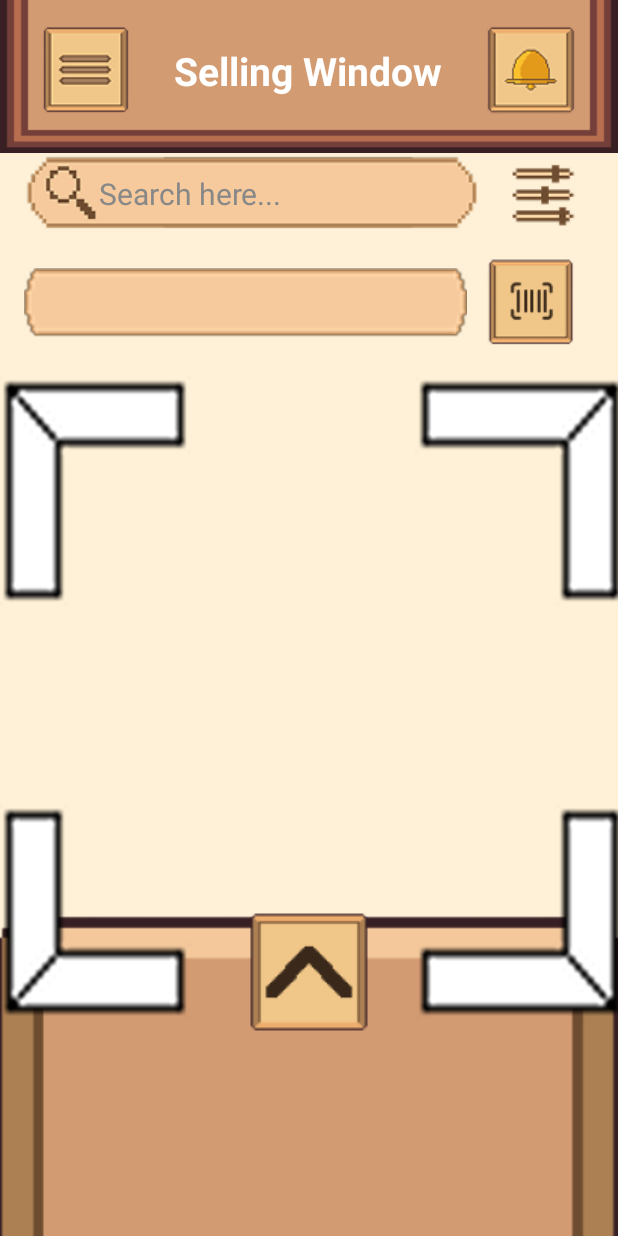
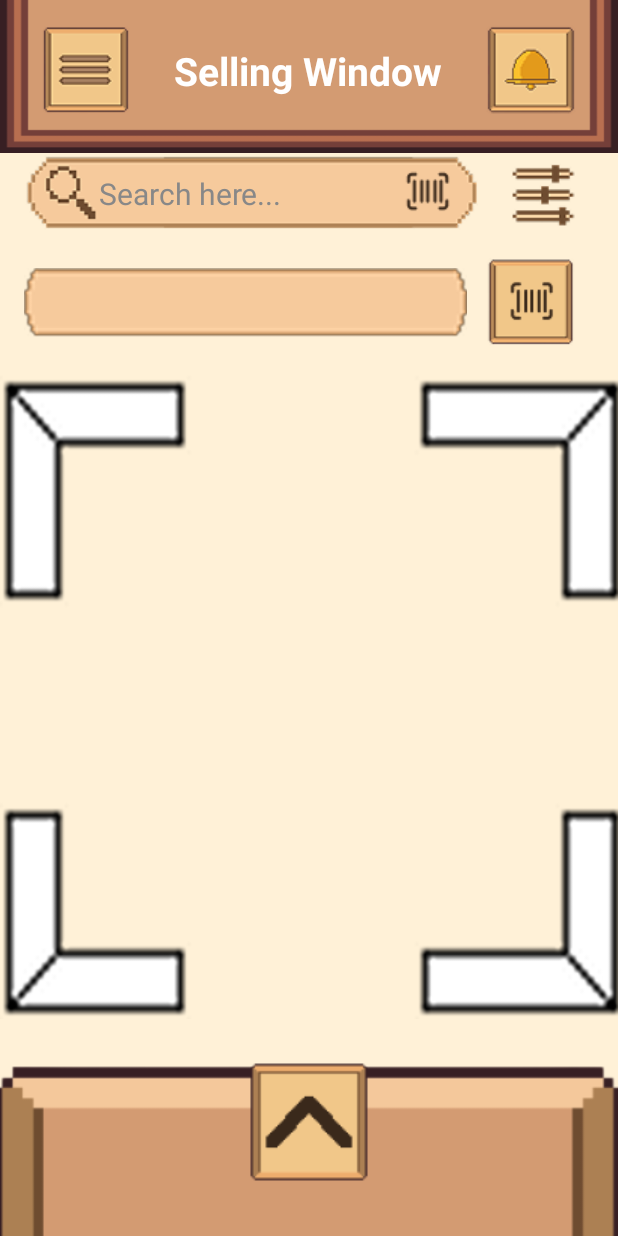
Before and after one commit to Mojojojo-and-Powerpuff-Girls/bentory, an Android app: the SellProduct screen opened directly, with no data from a screen before it, after a tap on "Scan Barcode", on a phone screen of 412 x 824 dp. Run offline under Robolectric (Android 15) with nearby library versions, the phone set to English and light mode, and no system bars; our stand-ins replace Firebase (no records; nobody signed in at launch, a user with empty details on screens opened directly); libraries missing offline, so code that uses them is left out: com.journeyapps.barcodescanner; plain views replace DecoratedBarcodeView; Roboto replaces fonts that are not available here; 6 statements that could not run were skipped.

Commit message:
Scans barcode for product search.

```diff
--- a/app/src/main/java/com/example/bentory_app/activities/AddProduct.java
+++ b/app/src/main/java/com/example/bentory_app/activities/AddProduct.java
@@ -44,7 +44,7 @@ public class AddProduct extends AppCompatActivity {
     private EditText itemName, itemCategory, itemQuantity, itemCostPrice, itemSalePrice, itemSize, itemWeight, itemDescription, scannedCode;
     private ImageButton itemSaveBtn, barcodeButton, backBtn;
     private DecoratedBarcodeView barcodeView;
-    private View targetOverlay;
+    private View targetOverlay, touchBlock;
 
     // Data Types
     private boolean scanned = false;
@@ -77,6 +77,7 @@ public class AddProduct extends AppCompatActivity {
         barcodeButton = findViewById(R.id.barcodeBtn);
         barcodeView = findViewById(R.id.addBarcodeScanner);
         targetOverlay = findViewById(R.id.targetOverlay);
+        touchBlock = findViewById(R.id.touchBlocker);
         backBtn = findViewById(R.id.back_btn);
 
 
@@ -88,6 +89,7 @@ public class AddProduct extends AppCompatActivity {
                     // Hide scanner and show form
                     barcodeView.setVisibility(View.GONE);
                     targetOverlay.setVisibility(View.GONE);
+                    touchBlock.setVisibility(View.GONE);
                     barcodeView.pause(); // stop scanning
                 } else {
                     // Normal back behavior — e.g., finish activity
@@ -111,6 +113,7 @@ public class AddProduct extends AppCompatActivity {
         barcodeButton.setOnClickListener(v -> {
             barcodeView.setVisibility(View.VISIBLE);    // Show barcode camera view.
             targetOverlay.setVisibility(View.VISIBLE);  // Show overlay (like scan target frame).
+            touchBlock.setVisibility(View.VISIBLE);
             barcodeView.resume();                       // Resume scanning if it was paused.
             scanned = false;                            // Reset flag to allow new scan.
         });
@@ -221,6 +224,7 @@ public class AddProduct extends AppCompatActivity {
                 // Hide the scanner view and target overlay after successful scan.
                 barcodeView.setVisibility(View.GONE);
                 targetOverlay.setVisibility(View.GONE);
+                touchBlock.setVisibility(View.GONE);
 
                 // Pause the scanner to prevent further scanning (stops scanning).
                 barcodeView.pause();
--- a/app/src/main/java/com/example/bentory_app/activities/SellProduct.java
+++ b/app/src/main/java/com/example/bentory_app/activities/SellProduct.java
@@ -56,9 +56,9 @@ public class SellProduct extends AppCompatActivity {
     private ToneGenerator toneGen;
     private Vibrator vibrator;
     private DecoratedBarcodeView barcodeView;
-    private View targetOverlay;
+    private View targetOverlay, touchBlock;
     private boolean isScannerActive = false;
-    private ImageButton scanBtn, filterBtn;
+    private ImageButton scanBtn, filterBtn, searchScanBtn;
     private EditText manualCode, searchEditText;
     private RecyclerView recyclerViewSelling;
     private SellingViewModel sellingViewModel;
@@ -86,16 +86,23 @@ public class SellProduct extends AppCompatActivity {
         sellingViewModel = new ViewModelProvider(this).get(SellingViewModel.class);
 
         // FindByViewById
+        searchScanBtn = findViewById(R.id.searchScannerBtn);
         filterBtn = findViewById(R.id.filterBtn); // filter button
         searchEditText = findViewById(R.id.searchView); // search view
         targetOverlay = findViewById(R.id.targetOverlay); // barcode's target size
+        touchBlock = findViewById(R.id.touchBlocker);
         barcodeView = findViewById(R.id.barcodeScanner); // setup barcode
         scanBtn = findViewById(R.id.scannerBtn); // setup barcode
         manualCode = findViewById(R.id.sellingCode); // setup barcode
         recyclerViewSelling = findViewById(R.id.recyclerViewSelling); // Setup RecyclerView for selling products
         recyclerViewSelling.setLayoutManager(new LinearLayoutManager(this));
 
-        // !!!!!!!!!!!!!!!!!!!!!!!!!!!!!!!!!! filter
+        // Search barcode
+        searchScanBtn.setOnClickListener(v -> {
+            scanBarcodeForProductSearch();
+        });
+
+        // Filter A-Z Z-A
         filterBtn.setOnClickListener(v -> {
             PopupMenu popupMenu = new PopupMenu(SellProduct.this, filterBtn);
             popupMenu.getMenuInflater().inflate(R.menu.menu_filter, popupMenu.getMenu());
@@ -116,13 +123,13 @@ public class SellProduct extends AppCompatActivity {
             popupMenu.show();
         });
 
-        // !!!!!!!!!!!!!!!!!!!!!!!!!!!!!!!!!!!1 search
+        // Search button
         productViewModel.getItems().observe(this, itemList -> {
             fullProductList = new ArrayList<>(itemList); // Save full list for filtering
             sellingAdapter.setProductList(itemList); // Set initial full list
         });
 
-        // !!!!!!!!!!!!!!!!!!!!!!!!!!!!!!!!!!!1
+        // Search listener
         searchEditText.addTextChangedListener(new TextWatcher() {
             @Override
             public void beforeTextChanged(CharSequence s, int start, int count, int after) {}
@@ -218,10 +225,12 @@ public class SellProduct extends AppCompatActivity {
             if (isScannerActive) {
                 barcodeView.setVisibility(View.GONE);
                 targetOverlay.setVisibility(View.GONE);
+                touchBlock.setVisibility(View.GONE);
                 barcodeView.pause();
             } else {
                 barcodeView.setVisibility(View.VISIBLE);
                 targetOverlay.setVisibility(View.VISIBLE);
+                touchBlock.setVisibility(View.VISIBLE);
                 barcodeView.resume();
             }
             isScannerActive = !isScannerActive; // Update scanner state flag
@@ -289,7 +298,7 @@ public class SellProduct extends AppCompatActivity {
         });
     }
 
-    // !!!!!!!!!!!!!!!!!!!!!!!!!!!!!!!!!!!!!!!!!!!!!!!!!!!!!
+    // Filter products method
     private void filterProducts(String query) {
         if (fullProductList == null) return;
 
@@ -441,8 +450,7 @@ public class SellProduct extends AppCompatActivity {
         }
     };
 
-
-    // COMMENTTTTTTTTTTTTTTTTTTTTTTTTTTTTTTTTTTTTTTTTTTTTTTTTTTTTTTT
+    // BALIKAN TO!!!!!!!!!!!!!!!!!!!!!!!!
     private void showProductSelectionDialog(String newBarcode) {
         List<ProductModel> products = sellingViewModel.getItems().getValue();
         if (products == null || products.isEmpty()) return;
@@ -480,6 +488,52 @@ public class SellProduct extends AppCompatActivity {
                 .show();
     }
 
+
+    // Scans code for product search method
+    private void scanBarcodeForProductSearch() {
+        barcodeView.setVisibility(View.VISIBLE);
+        targetOverlay.setVisibility(View.VISIBLE);
+        touchBlock.setVisibility(View.VISIBLE);
+        isScannerActive = true;
+
+        barcodeView.resume();
+
+        barcodeView.decodeSingle(new BarcodeCallback() {
+            @Override
+            public void barcodeResult(BarcodeResult result) {
+                String searchScannedCode = result.getText();
+                List<ProductModel> products = sellingViewModel.getItems().getValue();
+
+                if (products != null) {
+                    ProductModel matched = null;
+                    for (ProductModel p : products) {
+                        if (p.getBarcode() != null && p.getBarcode().contains(searchScannedCode)) {
+                            matched = p;
+                            break;
+                        }
+                    }
+
+                    if (matched != null) {
+                        List<ProductModel> filteredList = new ArrayList<>();
+                        filteredList.add(matched);
+                        sellingAdapter.setProductList(filteredList);
+
+                        // Cleanup scanner
+                        barcodeView.pause();
+                        barcodeView.setVisibility(View.GONE);
+                        targetOverlay.setVisibility(View.GONE);
+                        touchBlock.setVisibility(View.GONE);
+                        isScannerActive = false;
+
+                    } else {
+                        Toast.makeText(SellProduct.this, "Product not found", Toast.LENGTH_SHORT).show();
+                    }
+                }
+            }
+        });
+    }
+
+
     @Override
     protected void onResume() {
         super.onResume();
@@ -492,4 +546,5 @@ public class SellProduct extends AppCompatActivity {
         barcodeView.pause();
     }
 
+
 }
--- a/app/src/main/res/layout/activity_sell_product.xml
+++ b/app/src/main/res/layout/activity_sell_product.xml
@@ -101,9 +101,14 @@
         app:layout_constraintStart_toStartOf="parent"
         app:layout_constraintEnd_toEndOf="parent">
 
+        <FrameLayout
+            android:layout_width="0dp"
+            android:layout_height="wrap_content"
+            android:layout_weight="1" >
+
             <EditText
                 android:id="@+id/searchView"
-            android:layout_width="0dp"
+                android:layout_width="match_parent"
                 android:layout_height="wrap_content"
                 android:layout_weight="1"
                 android:hint="Search here..."
@@ -116,6 +121,17 @@
                 android:textCursorDrawable="@drawable/cursor_black"/>
 
             <ImageButton
+                android:id="@+id/searchScannerBtn"
+                android:layout_width="38dp"
+                android:layout_height="38dp"
+                android:layout_gravity="end|center_vertical"
+                android:layout_marginEnd="15dp"
+                android:contentDescription="Scan Barcode"
+                android:background="@android:color/transparent"
+                android:src="@drawable/search_barcode_btn" />
+        </FrameLayout>
+
+        <ImageButton
             android:id="@+id/filterBtn"
             android:layout_width="wrap_content"
             android:layout_height="wrap_content"
@@ -123,13 +139,14 @@
             android:background="@android:color/transparent"
             android:contentDescription="filterbutton"
             app:srcCompat="@drawable/filter_icon" />
+
     </LinearLayout>
 
     <androidx.constraintlayout.widget.Guideline
         android:id="@+id/guidelineBottom"
         android:layout_width="wrap_content"
         android:layout_height="wrap_content"
-        app:layout_constraintGuide_begin="530dp"
+        app:layout_constraintGuide_begin="630dp"
         android:orientation="horizontal" />
 
     <androidx.recyclerview.widget.RecyclerView
@@ -153,7 +170,7 @@
         app:layout_constraintBottom_toBottomOf="parent"
         app:layout_constraintStart_toStartOf="parent"
         app:layout_constraintEnd_toEndOf="parent"
-        android:translationY="250dp">
+        android:translationY="350dp">
 
         <ImageView
             android:id="@+id/cart_image"
@@ -223,6 +240,20 @@
         app:layout_constraintEnd_toEndOf="parent"
         tools:ignore="ExtraText">
 
+        <!-- This blocks touch but NOT the toolbar -->
+        <View
+            android:id="@+id/touchBlocker"
+            android:layout_width="0dp"
+            android:layout_height="0dp"
+            android:visibility="gone"
+            android:clickable="true"
+            android:focusable="true"
+            android:background="@android:color/transparent"
+            app:layout_constraintTop_toTopOf="parent"
+            app:layout_constraintBottom_toBottomOf="parent"
+            app:layout_constraintStart_toStartOf="parent"
+            app:layout_constraintEnd_toEndOf="parent" />
+
         <com.journeyapps.barcodescanner.DecoratedBarcodeView
             android:id="@+id/barcodeScanner"
             android:layout_width="0dp"
```
Also changed, not shown: app/src/main/java/com/example/bentory_app/activities/Inventory.java (+93 -1 lines), app/src/main/java/com/example/bentory_app/repository/ProductRepository.java (+15 -1 lines), app/src/main/java/com/example/bentory_app/viewmodel/ProductViewModel.java (+7 -0 lines), app/src/main/res/layout/activity_add_product.xml (+14 -0 lines), app/src/main/res/layout/activity_inventory.xml (+65 -1 lines), app/src/main/res/drawable/search_barcode_btn.png (added). Lines whose indentation alone changed are shown as unchanged.
